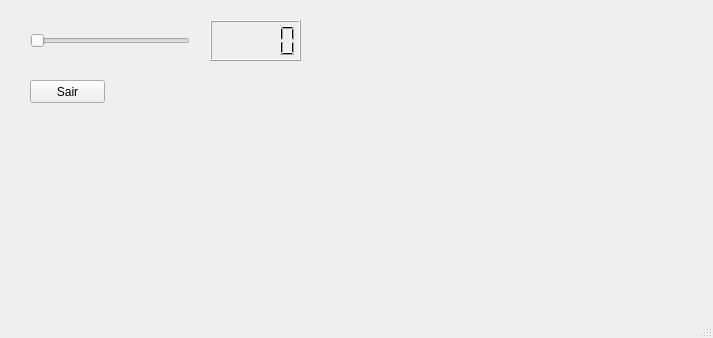
Qt form mainwindow.ui (marianabritoazevedo/TestandoQT) before a commit.
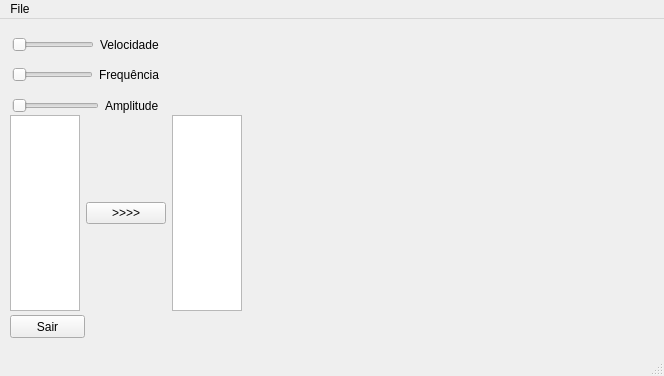
The same form after that commit. Custom widgets are drawn as their Qt base class.

Diff of the .ui file:
```diff
--- a/mainwindow.ui
+++ b/mainwindow.ui
@@ -6,8 +6,8 @@
    <rect>
     <x>0</x>
     <y>0</y>
-    <width>713</width>
-    <height>338</height>
+    <width>664</width>
+    <height>376</height>
    </rect>
   </property>
   <property name="windowTitle">
@@ -17,8 +17,8 @@
    <widget class="QPushButton" name="pushButtonQuit">
     <property name="geometry">
      <rect>
-      <x>30</x>
-      <y>80</y>
+      <x>10</x>
+      <y>296</y>
       <width>75</width>
       <height>23</height>
      </rect>
@@ -27,28 +27,103 @@
      <string>Sair</string>
     </property>
    </widget>
-   <widget class="QSlider" name="horizontalSliderEvento">
+   <widget class="QWidget" name="">
     <property name="geometry">
      <rect>
-      <x>30</x>
-      <y>30</y>
-      <width>160</width>
-      <height>22</height>
+      <x>12</x>
+      <y>13</y>
+      <width>147</width>
+      <height>86</height>
      </rect>
     </property>
-    <property name="orientation">
-     <enum>Qt::Horizontal</enum>
-    </property>
+    <layout class="QVBoxLayout" name="verticalLayout">
+     <item>
+      <layout class="QHBoxLayout" name="horizontalLayout_3">
+       <item>
+        <widget class="QSlider" name="horizontalSliderVelocidade">
+         <property name="orientation">
+          <enum>Qt::Horizontal</enum>
+         </property>
+        </widget>
+       </item>
+       <item>
+        <widget class="QLabel" name="labelVelocidade">
+         <property name="text">
+          <string>Velocidade</string>
+         </property>
+        </widget>
+       </item>
+      </layout>
+     </item>
+     <item>
+      <layout class="QHBoxLayout" name="horizontalLayout_2">
+       <item>
+        <widget class="QSlider" name="horizontalSliderFrequencia">
+         <property name="orientation">
+          <enum>Qt::Horizontal</enum>
+         </property>
+        </widget>
+       </item>
+       <item>
+        <widget class="QLabel" name="labelFrequencia">
+         <property name="text">
+          <string>Frequência</string>
+         </property>
+        </widget>
+       </item>
+      </layout>
+     </item>
+     <item>
+      <layout class="QHBoxLayout" name="horizontalLayout_4">
+       <item>
+        <widget class="QSlider" name="horizontalSliderAmplitude">
+         <property name="orientation">
+          <enum>Qt::Horizontal</enum>
+         </property>
+        </widget>
+       </item>
+       <item>
+        <widget class="QLabel" name="labelAmplitude">
+         <property name="text">
+          <string>Amplitude</string>
+         </property>
+        </widget>
+       </item>
+      </layout>
+     </item>
+    </layout>
    </widget>
-   <widget class="QLCDNumber" name="lcdNumberEvento">
+   <widget class="QWidget" name="">
     <property name="geometry">
      <rect>
-      <x>210</x>
-      <y>20</y>
-      <width>91</width>
-      <height>41</height>
+      <x>10</x>
+      <y>96</y>
+      <width>619</width>
+      <height>196</height>
      </rect>
     </property>
+    <layout class="QHBoxLayout" name="horizontalLayout_5" stretch="30,70">
+     <item>
+      <layout class="QHBoxLayout" name="horizontalLayout">
+       <item>
+        <widget class="QTextEdit" name="textEdit"/>
+       </item>
+       <item>
+        <widget class="QPushButton" name="pushButtonCopia">
+         <property name="text">
+          <string>&gt;&gt;&gt;&gt;</string>
+         </property>
+        </widget>
+       </item>
+       <item>
+        <widget class="QTextBrowser" name="textBrowser"/>
+       </item>
+      </layout>
+     </item>
+     <item>
+      <widget class="Plotter" name="widget" native="true"/>
+     </item>
+    </layout>
    </widget>
   </widget>
   <widget class="QMenuBar" name="menubar">
@@ -56,13 +131,28 @@
     <rect>
      <x>0</x>
      <y>0</y>
-     <width>713</width>
+     <width>664</width>
      <height>21</height>
     </rect>
    </property>
+   <widget class="QMenu" name="menuFile">
+    <property name="title">
+     <string>File</string>
+    </property>
+    <addaction name="actionQuit"/>
+   </widget>
+   <addaction name="menuFile"/>
   </widget>
   <widget class="QStatusBar" name="statusbar"/>
  </widget>
+ <customwidgets>
+  <customwidget>
+   <class>Plotter</class>
+   <extends>QWidget</extends>
+   <header>plotter.h</header>
+   <container>1</container>
+  </customwidget>
+ </customwidgets>
  <resources/>
  <connections>
   <connection>
```
Left out of the diff: 41 changed lines with no effect on the pictures.
